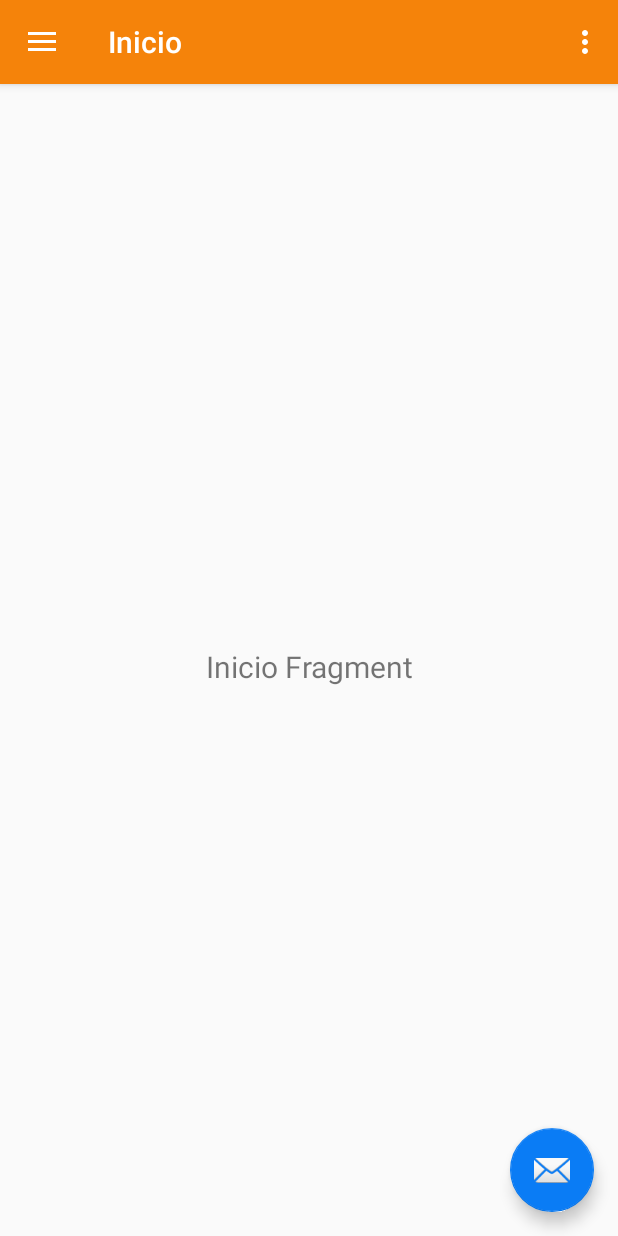
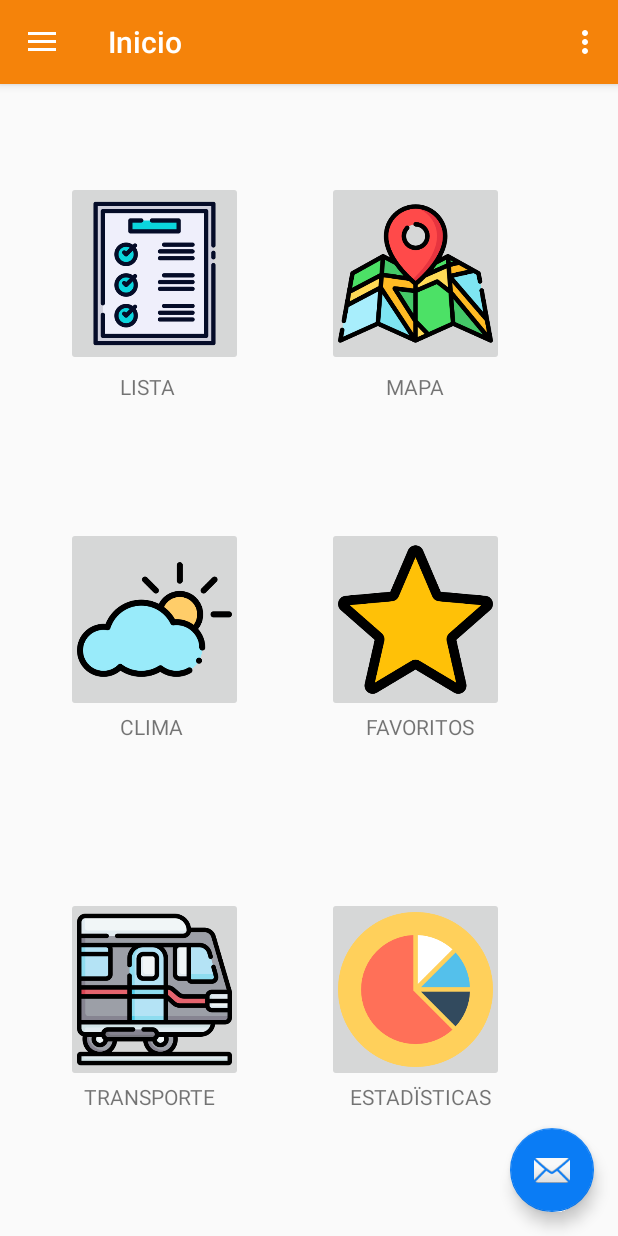
Before and after one commit to Crespuig/Proyecto_Android, an Android app: the screen it shows after launch (MainActivity), after a tap on "Acceder", on a phone screen of 412 x 824 dp. Run offline under Robolectric (Android 15) with nearby library versions, the phone set to English and light mode, and no system bars; our stand-ins replace navigation-ui.

Commit message:
Menu inicio provisional

```diff
--- a/app/src/main/java/com/example/proyecto_android/fragments/InicioFragment.java
+++ b/app/src/main/java/com/example/proyecto_android/fragments/InicioFragment.java
@@ -19,16 +19,14 @@ public class InicioFragment extends Fragment {
 
     private InicioViewModel homeViewModel;
 
-    public View onCreateView(@NonNull LayoutInflater inflater,
-                             ViewGroup container, Bundle savedInstanceState) {
-        homeViewModel =
-                ViewModelProviders.of(this).get(InicioViewModel.class);
+    public View onCreateView(@NonNull LayoutInflater inflater, ViewGroup container, Bundle savedInstanceState) {
+        homeViewModel = ViewModelProviders.of(this).get(InicioViewModel.class);
         View root = inflater.inflate(R.layout.fragment_inicio, container, false);
-        final TextView textView = root.findViewById(R.id.text_home);
+        //final TextView textView = root.findViewById(R.id.text_home);
         homeViewModel.getText().observe(getViewLifecycleOwner(), new Observer<String>() {
             @Override
             public void onChanged(@Nullable String s) {
-                textView.setText(s);
+                //textView.setText(s);
             }
         });
         return root;
--- a/app/src/main/res/layout/fragment_inicio.xml
+++ b/app/src/main/res/layout/fragment_inicio.xml
@@ -6,18 +6,164 @@
     android:layout_height="match_parent"
     tools:context="com.example.proyecto_android.fragments.InicioFragment">
 
-    <TextView
-        android:id="@+id/text_home"
-        android:layout_width="match_parent"
+    <androidx.constraintlayout.widget.Guideline
+        android:id="@+id/guideline"
+        android:layout_width="wrap_content"
         android:layout_height="wrap_content"
-        android:layout_marginStart="8dp"
-        android:layout_marginTop="8dp"
-        android:layout_marginEnd="8dp"
-        android:textAlignment="center"
-        android:textSize="20sp"
+        android:orientation="horizontal"
+        app:layout_constraintGuide_percent="0.33" />
+
+    <androidx.constraintlayout.widget.Guideline
+        android:id="@+id/guideline2"
+        android:layout_width="wrap_content"
+        android:layout_height="wrap_content"
+        android:orientation="horizontal"
+        app:layout_constraintGuide_percent="0.66" />
+
+    <ImageButton
+        android:id="@+id/btnLista"
+        android:layout_width="118dp"
+        android:layout_height="123dp"
+        android:layout_marginStart="44dp"
+        android:layout_marginLeft="44dp"
+        android:scaleType="centerCrop"
+        android:src="@drawable/btnlista"
+        app:layout_constraintBottom_toTopOf="@+id/guideline"
+        app:layout_constraintStart_toStartOf="parent"
+        app:layout_constraintTop_toTopOf="parent"
+        app:layout_constraintVertical_bias="0.495" />
+
+    <ImageButton
+        android:id="@+id/btnClima"
+        android:layout_width="118dp"
+        android:layout_height="123dp"
+        android:layout_marginStart="44dp"
+        android:layout_marginLeft="44dp"
+        android:scaleType="centerCrop"
+        android:src="@drawable/btnclima"
+        app:layout_constraintBottom_toTopOf="@+id/guideline2"
+        app:layout_constraintStart_toStartOf="parent"
+        app:layout_constraintTop_toTopOf="@+id/guideline"
+        app:layout_constraintVertical_bias="0.322" />
+
+    <ImageButton
+        android:id="@+id/btnFav"
+        android:layout_width="118dp"
+        android:layout_height="123dp"
+        android:layout_marginEnd="52dp"
+        android:layout_marginRight="52dp"
+        android:scaleType="centerCrop"
+        android:src="@drawable/btnfav"
+        app:layout_constraintBottom_toTopOf="@+id/guideline2"
+        app:layout_constraintEnd_toEndOf="parent"
+        app:layout_constraintHorizontal_bias="0.696"
+        app:layout_constraintStart_toEndOf="@+id/btnClima"
+        app:layout_constraintTop_toTopOf="@+id/guideline"
+        app:layout_constraintVertical_bias="0.322" />
+
+    <ImageButton
+        android:id="@+id/btnTransporte"
+        android:layout_width="118dp"
+        android:layout_height="123dp"
+        android:layout_marginStart="44dp"
+        android:layout_marginLeft="44dp"
+        android:scaleType="centerCrop"
+        android:src="@drawable/btntransporte"
+        app:layout_constraintBottom_toBottomOf="parent"
+        app:layout_constraintStart_toStartOf="parent"
+        app:layout_constraintTop_toTopOf="@+id/guideline2"
+        app:layout_constraintVertical_bias="0.256" />
+
+    <ImageButton
+        android:id="@+id/btnEstadisticas"
+        android:layout_width="118dp"
+        android:layout_height="123dp"
+        android:layout_marginEnd="52dp"
+        android:layout_marginRight="52dp"
+        android:scaleType="centerCrop"
+        android:src="@drawable/btnestadisticas"
         app:layout_constraintBottom_toBottomOf="parent"
         app:layout_constraintEnd_toEndOf="parent"
+        app:layout_constraintHorizontal_bias="0.696"
+        app:layout_constraintStart_toEndOf="@+id/btnTransporte"
+        app:layout_constraintTop_toTopOf="@+id/guideline2"
+        app:layout_constraintVertical_bias="0.256" />
+
+    <ImageButton
+        android:id="@+id/btnMapa"
+        android:layout_width="118dp"
+        android:layout_height="123dp"
+        android:layout_marginEnd="52dp"
+        android:layout_marginRight="52dp"
+        android:scaleType="centerCrop"
+        android:src="@drawable/btnmapa"
+        app:layout_constraintBottom_toTopOf="@+id/guideline"
+        app:layout_constraintEnd_toEndOf="parent"
+        app:layout_constraintHorizontal_bias="0.696"
+        app:layout_constraintStart_toEndOf="@+id/btnLista"
+        app:layout_constraintTop_toTopOf="parent"
+        app:layout_constraintVertical_bias="0.495" />
+
+    <TextView
+        android:id="@+id/textBtnLista"
+        android:layout_width="wrap_content"
+        android:layout_height="wrap_content"
+        android:layout_marginStart="80dp"
+        android:layout_marginLeft="80dp"
+        android:layout_marginTop="4dp"
+        android:text="LISTA"
         app:layout_constraintStart_toStartOf="parent"
-        app:layout_constraintTop_toTopOf="parent"
-        android:gravity="center_horizontal" />
+        app:layout_constraintTop_toBottomOf="@+id/btnLista" />
+
+    <TextView
+        android:id="@+id/textBtnMapa"
+        android:layout_width="wrap_content"
+        android:layout_height="wrap_content"
+        android:layout_marginTop="4dp"
+        android:layout_marginEnd="116dp"
+        android:layout_marginRight="116dp"
+        android:text="MAPA"
+        app:layout_constraintEnd_toEndOf="parent"
+        app:layout_constraintTop_toBottomOf="@+id/btnMapa" />
+
+    <TextView
+        android:id="@+id/textBtnClima"
+        android:layout_width="wrap_content"
+        android:layout_height="wrap_content"
+        android:layout_marginStart="80dp"
+        android:layout_marginLeft="80dp"
+        android:text="CLIMA"
+        app:layout_constraintStart_toStartOf="parent"
+        app:layout_constraintTop_toBottomOf="@+id/btnClima" />
+
+    <TextView
+        android:id="@+id/textBtnFav"
+        android:layout_width="wrap_content"
+        android:layout_height="wrap_content"
+        android:layout_marginEnd="96dp"
+        android:layout_marginRight="96dp"
+        android:text="FAVORITOS"
+        app:layout_constraintEnd_toEndOf="parent"
+        app:layout_constraintTop_toBottomOf="@+id/btnFav" />
+
+    <TextView
+        android:id="@+id/textBtnTransporte"
+        android:layout_width="96dp"
+        android:layout_height="18dp"
+        android:layout_marginStart="56dp"
+        android:layout_marginLeft="56dp"
+        android:text="TRANSPORTE"
+        app:layout_constraintStart_toStartOf="parent"
+        app:layout_constraintTop_toBottomOf="@+id/btnTransporte" />
+
+    <TextView
+        android:id="@+id/textBtnEstadisticas"
+        android:layout_width="wrap_content"
+        android:layout_height="wrap_content"
+        android:layout_marginEnd="84dp"
+        android:layout_marginRight="84dp"
+        android:text="ESTADÏSTICAS"
+        app:layout_constraintEnd_toEndOf="parent"
+        app:layout_constraintTop_toBottomOf="@+id/btnEstadisticas" />
+
 </androidx.constraintlayout.widget.ConstraintLayout>
```
Also changed, not shown: app/src/main/res/drawable-xhdpi/btnclima.png (added), app/src/main/res/drawable-xhdpi/btnestadisticas.png (added), app/src/main/res/drawable-xhdpi/btnfav.png (added), app/src/main/res/drawable-xhdpi/btnlista.png (added), app/src/main/res/drawable-xhdpi/btnmapa.png (added), app/src/main/res/drawable-xhdpi/btntransporte.png (added).
